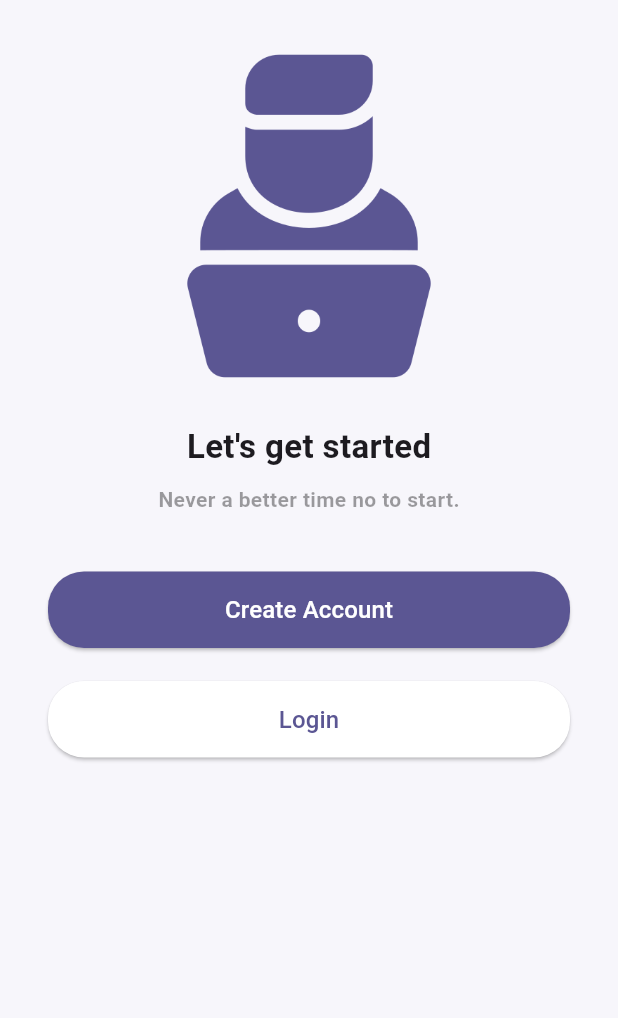
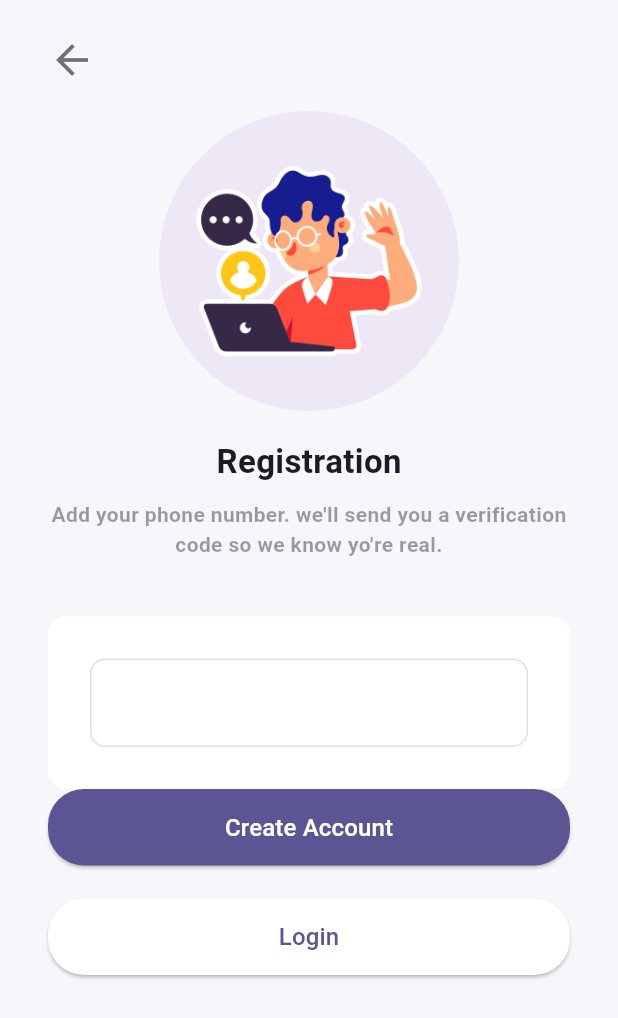
Before and after one commit to kittika62/login_otp_pin, a Flutter app: the screen it shows after launch, after a tap on "Create Account", on a phone screen of 412 x 824 dp. Shown: the top 1018 px of the screen. Run offline on Flutter 3.47's test engine with Material 3 defaults, Android fonts, the light colour scheme and no system bars.

Commit message:
update_register

```diff
--- a/lib/register.dart
+++ b/lib/register.dart
@@ -0,0 +1,179 @@
+import 'package:flutter/material.dart';
+
+class Register extends StatefulWidget {
+  const Register({super.key});
+
+  @override
+  State<Register> createState() => _RegisterState();
+}
+
+class _RegisterState extends State<Register> {
+  @override
+  Widget build(BuildContext context) {
+    return Scaffold(
+      resizeToAvoidBottomInset: false,
+      backgroundColor: const Color(0xfff7f6fb),
+      body: SafeArea(
+        child: Padding(
+          padding: const EdgeInsets.symmetric(vertical: 24, horizontal: 32),
+          child: Column(
+            children: [
+              Align(
+                alignment: Alignment.topLeft,
+                child: GestureDetector(
+                  onTap: () {
+                    Navigator.pop(context);
+                  },
+                  child: const Icon(
+                    Icons.arrow_back,
+                    color: Colors.black54,
+                    size: 32,
+                  ),
+                ),
+              ),
+              const SizedBox(
+                height: 18,
+              ),
+              Container(
+                width: 200,
+                height: 200,
+                decoration: BoxDecoration(
+                  color: Colors.deepPurple.shade50,
+                  shape: BoxShape.circle,
+                ),
+                child: Padding(
+                  padding: const EdgeInsets.all(20.0),
+                  child: Image.asset(
+                    'assets/images/video-call.png',
+                  ),
+                ),
+              ),
+              const SizedBox(
+                height: 18,
+              ),
+              const Text(
+                "Registration",
+                style: TextStyle(
+                  fontSize: 22,
+                  fontWeight: FontWeight.bold,
+                ),
+              ),
+              const SizedBox(
+                height: 10,
+              ),
+              const Text(
+                "Add your phone number. we'll send you a verification code so we know yo're real.",
+                style: TextStyle(
+                  fontWeight: FontWeight.bold,
+                  fontSize: 14,
+                  color: Colors.black38,
+                ),
+                textAlign: TextAlign.center,
+              ),
+              const SizedBox(
+                height: 38,
+              ),
+              Container(
+                padding: const EdgeInsets.all(28),
+                decoration: BoxDecoration(
+                  color: Colors.white,
+                  borderRadius: BorderRadius.circular(12),
+                ),
+                child: Column(
+                  children: [
+                    TextFormField(
+                      keyboardType: TextInputType.number,
+                      style: const TextStyle(
+                        fontSize: 18,
+                        fontWeight: FontWeight.bold,
+                      ),
+                      decoration: InputDecoration(
+                        enabledBorder: OutlineInputBorder(
+                          borderSide: const BorderSide(color: Colors.black12),
+                          borderRadius: BorderRadius.circular(10),
+                        ),
+                        focusedBorder: OutlineInputBorder(
+                          borderSide: const BorderSide(color: Colors.black12),
+                          borderRadius: BorderRadius.circular(10),
+                        ),
+                        prefix: const Padding(
+                          padding: EdgeInsets.symmetric(horizontal: 8),
+                          child: Text(
+                            '(+62)',
+                            style: TextStyle(
+                                fontSize: 18, fontWeight: FontWeight.bold),
+                          ),
+                        ),
+                      ),
+                    ),
+                  ],
+                ),
+              ),
+              SizedBox(
+                width: double.infinity,
+                child: ElevatedButton(
+                  onPressed: () {
+                    Navigator.of(context).push(
+                      MaterialPageRoute(
+                        builder: (context) => const Register(),
+                      ),
+                    );
+                  },
+                  style: ButtonStyle(
+                    foregroundColor:
+                        WidgetStateProperty.all<Color>(Colors.white),
+                    backgroundColor:
+                        WidgetStateProperty.all<Color>(const Color(0xFF5B5693)),
+                    shape: WidgetStateProperty.all<RoundedRectangleBorder>(
+                      RoundedRectangleBorder(
+                        borderRadius: BorderRadius.circular(24),
+                      ),
+                    ),
+                  ),
+                  child: const Padding(
+                    padding: EdgeInsets.all(14),
+                    child: Text(
+                      'Create Account',
+                      style: TextStyle(
+                        fontSize: 16,
+                      ),
+                    ),
+                  ),
+                ),
+              ),
+              const SizedBox(
+                height: 22,
+              ),
+              SizedBox(
+                width: double.infinity,
+                child: ElevatedButton(
+                  onPressed: () {},
+                  style: ButtonStyle(
+                    foregroundColor:
+                        WidgetStateProperty.all<Color>(const Color(0xFF5B5693)),
+                    backgroundColor:
+                        WidgetStateProperty.all<Color>(Colors.white),
+                    shape: WidgetStateProperty.all<RoundedRectangleBorder>(
+                      RoundedRectangleBorder(
+                        borderRadius: BorderRadius.circular(24),
+                      ),
+                    ),
+                  ),
+                  child: const Padding(
+                    padding: EdgeInsets.all(14),
+                    child: Text(
+                      'Login',
+                      style: TextStyle(
+                        fontSize: 16,
+                      ),
+                    ),
+                  ),
+                ),
+              ),
+            ],
+          ),
+        ),
+      ),
+    );
+  }
+}
--- a/lib/welcome.dart
+++ b/lib/welcome.dart
@@ -1,4 +1,5 @@
 import 'package:flutter/material.dart';
+import 'package:login_otp_pin/register.dart';
 
 class Welcome extends StatefulWidget {
   const Welcome({super.key});
@@ -19,8 +20,8 @@
           child: Column(
             children: [
               Image.asset(
-                'assets/images/developer.png',
-                width: 240,
+                'assets/images/chatting-app.png',
+                width: 250,
               ),
               const SizedBox(
                 height: 18,
@@ -49,7 +50,13 @@
               SizedBox(
                 width: double.infinity,
                 child: ElevatedButton(
-                  onPressed: () {},
+                  onPressed: () {
+                    Navigator.of(context).push(
+                      MaterialPageRoute(
+                        builder: (context) => Register(),
+                      ),
+                    );
+                  },
                   style: ButtonStyle(
                     foregroundColor:
                         WidgetStateProperty.all<Color>(Colors.white),
```
Also changed, not shown: assets/images/chatting-app.png (added), assets/images/video-call.png (added).
